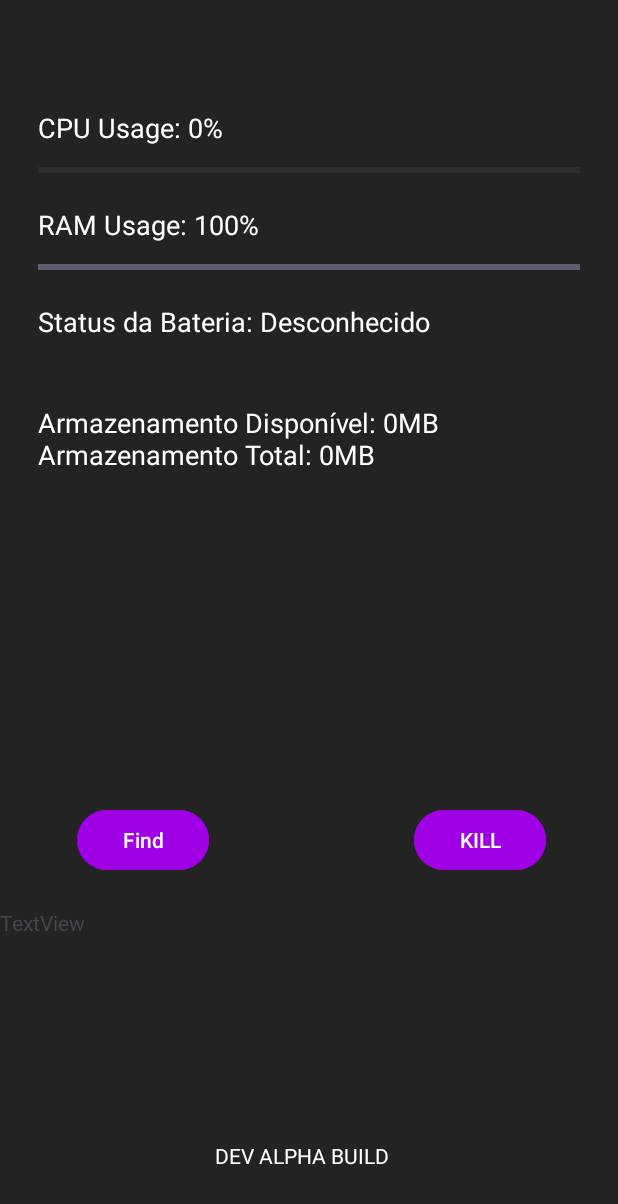
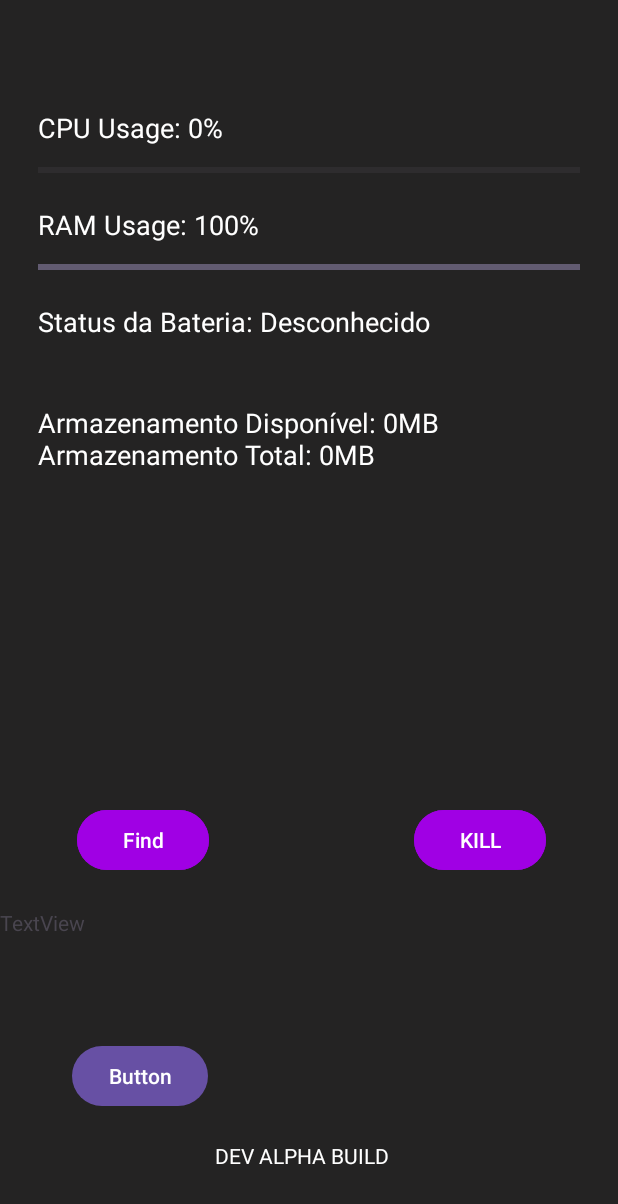
Before and after one commit to Pedrodek/ZinfinityMobile, an Android app: the screen it shows after launch (MainActivity), on a phone screen of 412 x 824 dp. Shown: the top 1204 px of the screen. Run offline under Robolectric (Android 15) with nearby library versions, the phone set to English and light mode, and no system bars; 2 statements that could not run were skipped.

Commit message:
comit de matheus

```diff
--- a/app/src/main/AndroidManifest.xml
+++ b/app/src/main/AndroidManifest.xml
@@ -23,6 +23,7 @@
         android:supportsRtl="true"
         android:theme="@style/Theme.Zinfinity"
         tools:targetApi="31">
+        <activity android:name=".LgpdActivity" />
         <activity
             android:name=".MainActivity"
             android:exported="true">
--- a/app/src/main/java/com/example/zinfinity/MainActivity.kt
+++ b/app/src/main/java/com/example/zinfinity/MainActivity.kt
@@ -42,6 +42,7 @@ class MainActivity : AppCompatActivity() {
     private lateinit var ramUsageTextView: TextView
     private lateinit var progressCpu: ProgressBar
     private lateinit var progressRam: ProgressBar
+    private lateinit var Lgpdbutton: Button
     private lateinit var killButton: Button
     private lateinit var doubleButton: Button
     private lateinit var tvFiles: TextView
@@ -67,6 +68,7 @@ class MainActivity : AppCompatActivity() {
         progressCpu = findViewById(R.id.progressCpu)
         progressRam = findViewById(R.id.progressRam)
 
+        Lgpdbutton = findViewById(R.id.Lgpdbutton)
         killButton = findViewById(R.id.KILL)
         doubleButton = findViewById(R.id.button2)
 
@@ -76,6 +78,11 @@ class MainActivity : AppCompatActivity() {
 
         // Start the periodic updates using coroutines
         startPeriodicUpdates()
+
+        Lgpdbutton.setOnClickListener {
+            val intent = Intent(this, LgpdActivity::class.java)
+            startActivity(intent)
+        }
 
         // Set the KILL button click listener
         killButton.setOnClickListener {
--- a/app/src/main/res/layout/activity_main.xml
+++ b/app/src/main/res/layout/activity_main.xml
@@ -133,5 +133,15 @@
         app:layout_constraintEnd_toEndOf="parent"
         app:layout_constraintTop_toBottomOf="@+id/button2" />
 
+    <Button
+        android:id="@+id/Lgpdbutton"
+        android:layout_width="wrap_content"
+        android:layout_height="wrap_content"
+        android:layout_marginStart="48dp"
+        android:layout_marginTop="32dp"
+        android:text="Button"
+        app:layout_constraintStart_toStartOf="parent"
+        app:layout_constraintTop_toBottomOf="@+id/tvFiles" />
+
 
 </androidx.constraintlayout.widget.ConstraintLayout>
```
Also changed, not shown: app/src/main/java/com/example/zinfinity/LgpdActivity.kt (added, +32 -0 lines), app/src/main/res/layout/activity_lgpd.xml (added, +31 -0 lines).
